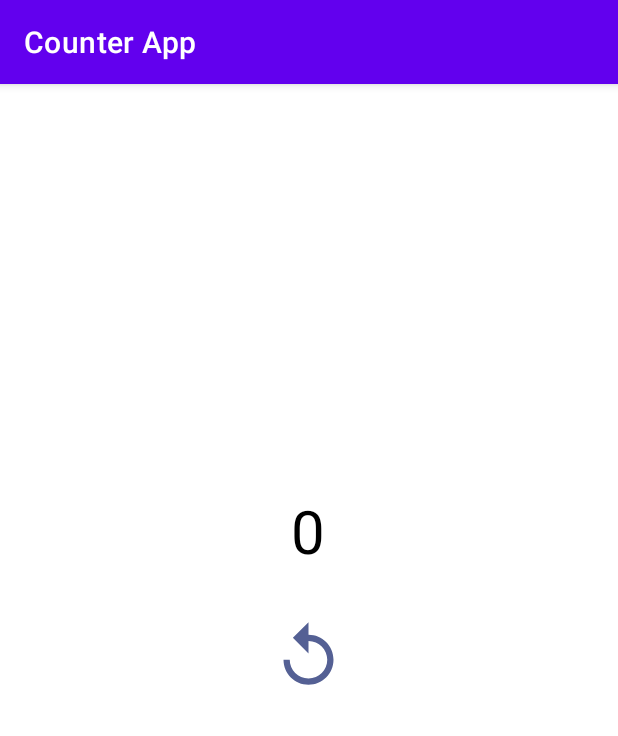
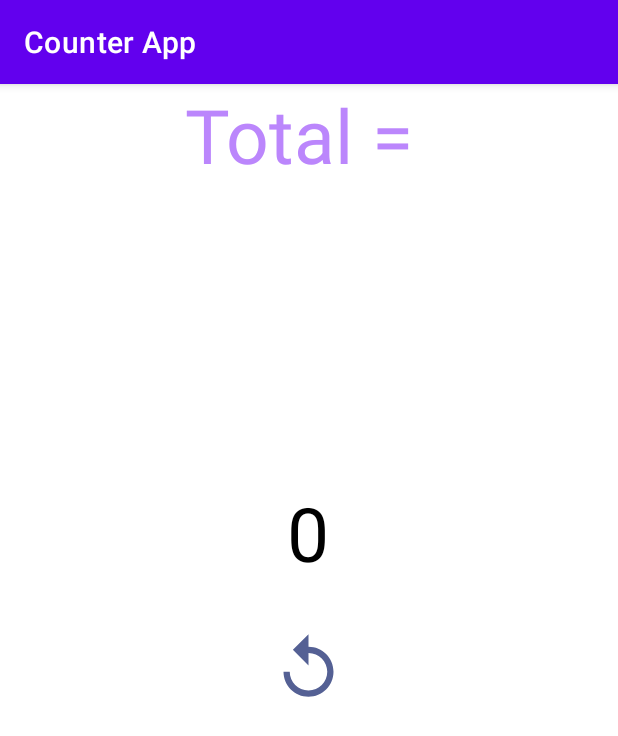
Before and after one commit to NadiaHass/Counter, an Android app: the screen it shows after launch (MainActivity), on a phone screen of 412 x 824 dp. Shown: the top 736 px of the screen. Run offline under Robolectric (Android 15) with nearby library versions, the phone set to English and light mode, and no system bars.

Commit message:
add total textView

```diff
--- a/app/src/main/java/com/nadia/counterapp/MainActivity.kt
+++ b/app/src/main/java/com/nadia/counterapp/MainActivity.kt
@@ -10,6 +10,7 @@ import kotlin.random.Random
 
 class MainActivity : AppCompatActivity() {
     lateinit var counterTextView: TextView
+    lateinit var totalTextView: TextView
     private var counter = 0
     private val colorsTxt: Array<String> = arrayOf(
         "#F37F7F",
@@ -28,6 +29,8 @@ class MainActivity : AppCompatActivity() {
         setContentView(R.layout.activity_main)
 
         counterTextView = findViewById(R.id.tv_counter)
+        totalTextView = findViewById(R.id.tv_total)
+
         val resetButton = findViewById<ImageView>(R.id.iv_reset)
         val layout = findViewById<ConstraintLayout>(R.id.layout)
 
@@ -39,6 +42,19 @@ class MainActivity : AppCompatActivity() {
             counterTextView.text = counter.toString()
             counterTextView.setTextColor(Color.BLACK)
         }
+    }
+
+    override fun onResume() {
+        super.onResume()
+        val sp = getSharedPreferences("mySharedPreference" , MODE_PRIVATE)
+        ("Total = "+ sp.getString("total","")).also { totalTextView.text = it }
+    }
+    override fun onPause() {
+        super.onPause()
+        val sp = getSharedPreferences("mySharedPreference" , MODE_PRIVATE)
+        val edit = sp.edit()
+        edit.putString("total", counterTextView.text.toString())
+        edit.apply()
     }
 
     private fun getRandomColor(): Int {
--- a/app/src/main/res/layout/activity_main.xml
+++ b/app/src/main/res/layout/activity_main.xml
@@ -7,12 +7,22 @@
 
 
     <TextView
+        android:id="@+id/tv_total"
+        android:layout_width="wrap_content"
+        android:layout_height="wrap_content"
+        android:textColor="@color/purple_200"
+        android:textSize="50sp"
+        app:layout_constraintEnd_toEndOf="parent"
+        app:layout_constraintStart_toStartOf="parent"
+        app:layout_constraintTop_toTopOf="parent" />
+
+    <TextView
         android:id="@+id/tv_counter"
         android:layout_width="wrap_content"
         android:layout_height="wrap_content"
         android:text="0"
         android:textColor="@color/black"
-        android:textSize="40sp"
+        android:textSize="50sp"
         app:layout_constraintBottom_toBottomOf="parent"
         app:layout_constraintEnd_toEndOf="parent"
         app:layout_constraintHorizontal_bias="0.498"
```
